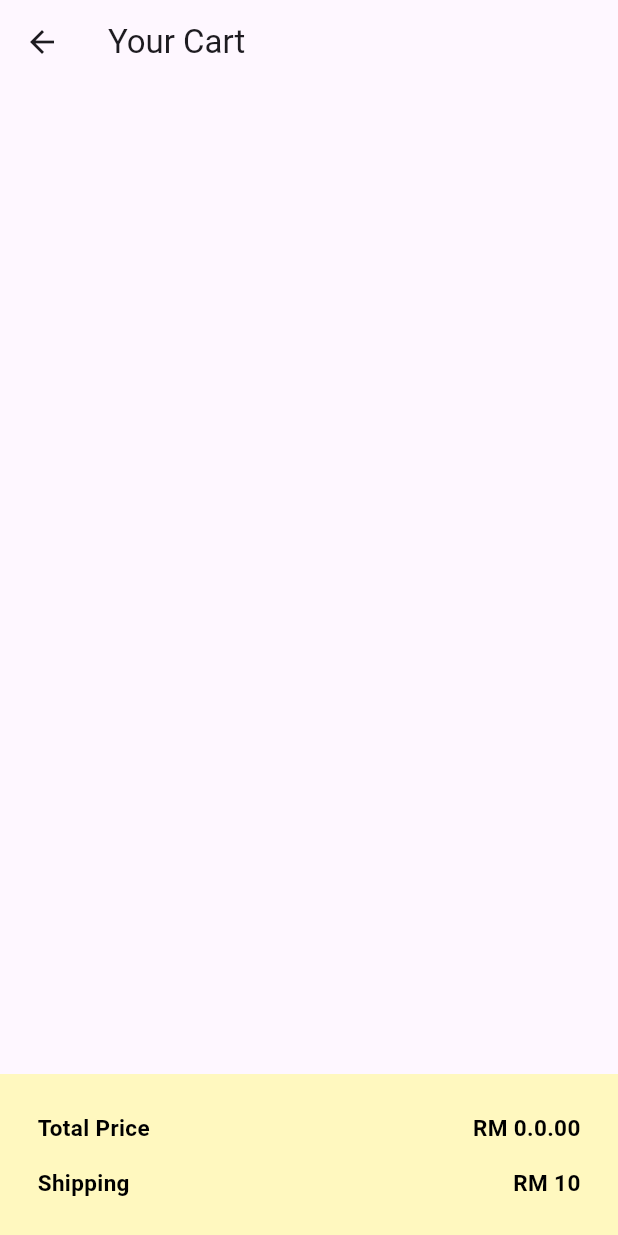
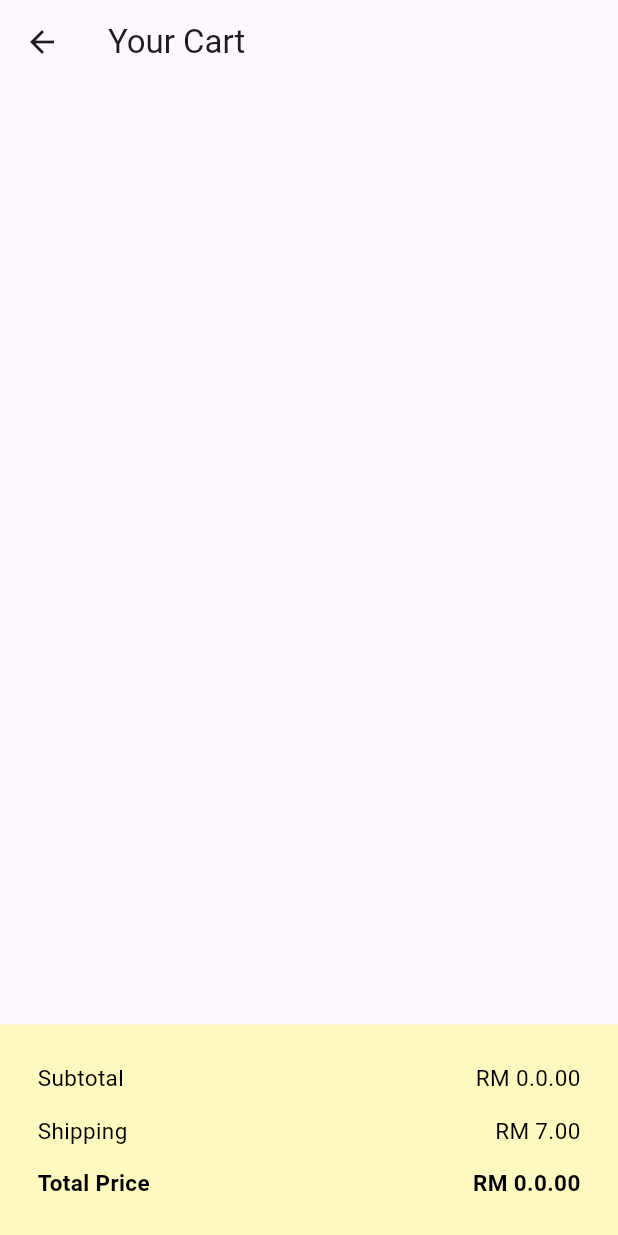
Before and after one commit to oishylea/SwitchSavvy, a Flutter app: the CartPage screen opened by its route, on a phone screen of 412 x 824 dp. Run offline on Flutter 3.47's test engine with Material 3 defaults, Android fonts, the phone set to English and light mode, and no system bars; our stand-ins replace device_preview, google_fonts.

Commit message:
subtotal and total price

```diff
--- a/switch_savvy/lib/pages/cart_page.dart
+++ b/switch_savvy/lib/pages/cart_page.dart
@@ -25,11 +25,18 @@
       }
     }
 
-    // // Calculate the total price
-    double totalPrice = cart.fold(
+    // Calculate the total price
+    double subtotalPrice = cart.fold(
       0.0,
       (sum, cartItem) => sum + (double.parse(cartItem.price) * cartItem.quantity),
-   );
+    );
+
+    double totalPrice;
+    if (subtotalPrice > 0) {
+      totalPrice = (subtotalPrice + 7);
+    } else {
+      totalPrice = 0;
+    }
 
     return Scaffold(
       appBar: AppBar(
@@ -117,8 +124,52 @@
               mainAxisAlignment: MainAxisAlignment.spaceBetween,
               children: [
                 const Text(
+                  "Subtotal",
+                      style: const TextStyle(
+                        color: Colors.black,
+                        //fontWeight: FontWeight.bold,
+                        fontSize: 15,
+                      ),
+                ),
+                Text(
+                  "RM $subtotalPrice.00",
+                      style: const TextStyle(
+                        color: Colors.black,
+                        //fontWeight: FontWeight.bold,
+                        fontSize: 15,
+                      ),
+                ),
+              ],
+            ),
+            const SizedBox(height: 14),
+            Row(
+              mainAxisAlignment: MainAxisAlignment.spaceBetween,
+              children: [
+                const Text(
+                  "Shipping",
+                                        style: const TextStyle(
+                        color: Colors.black,
+                        //fontWeight: FontWeight.bold,
+                        fontSize: 15,
+                      ),
+                ),
+                Text(
+                  "RM 7.00",
+                                        style: const TextStyle(
+                        color: Colors.black,
+                        //fontWeight: FontWeight.bold,
+                        fontSize: 15,
+                      ),
+                ),
+              ],
+            ),
+            const SizedBox(height: 14),
+            Row(
+              mainAxisAlignment: MainAxisAlignment.spaceBetween,
+              children: [
+                const Text(
                   "Total Price",
-                      style: const TextStyle(
+                                        style: const TextStyle(
                         color: Colors.black,
                         fontWeight: FontWeight.bold,
                         fontSize: 15,
@@ -126,28 +177,6 @@
                 ),
                 Text(
                   "RM $totalPrice.00",
-                      style: const TextStyle(
-                        color: Colors.black,
-                        fontWeight: FontWeight.bold,
-                        fontSize: 15,
-                      ),
-                ),
-              ],
-            ),
-            const SizedBox(height: 16),
-            Row(
-              mainAxisAlignment: MainAxisAlignment.spaceBetween,
-              children: [
-                const Text(
-                  "Shipping",
-                                        style: const TextStyle(
-                        color: Colors.black,
-                        fontWeight: FontWeight.bold,
-                        fontSize: 15,
-                      ),
-                ),
-                Text(
-                  "RM 10",
                                         style: const TextStyle(
                         color: Colors.black,
                         fontWeight: FontWeight.bold,
```
Also changed, not shown: 1 other file.
